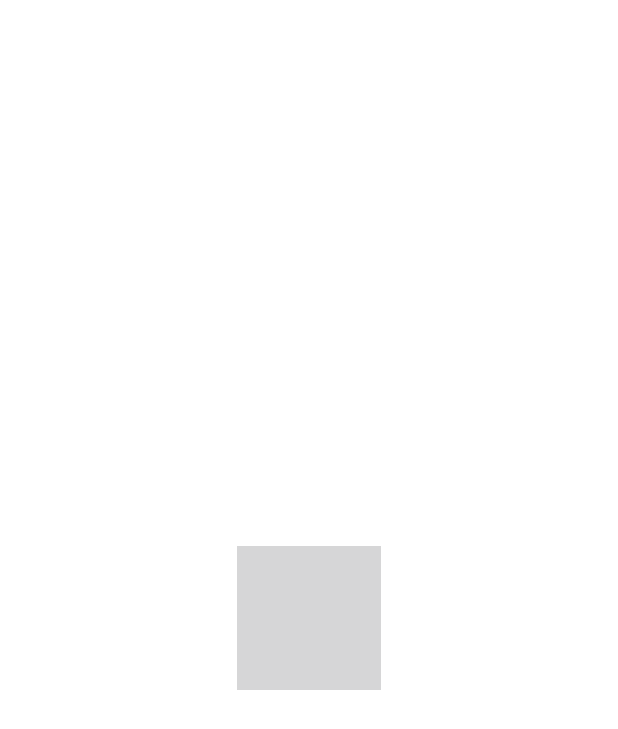
After one commit to dannyko22/ChineseEnglishTravelHandbook, an Android app: the SplashScreenActivity screen opened directly, with no data from a screen before it, on a phone screen of 412 x 824 dp. The commit adds this screen. Shown: the top 729 px of the screen. Run offline under Robolectric (Android 15) with nearby library versions, the phone set to English and light mode, and no system bars; 1 statement that could not run was skipped.

Commit message:
added splashscreen

```diff
--- a/app/build.gradle
+++ b/app/build.gradle
@@ -15,8 +15,8 @@ android {
         applicationId "com.chineseenglishtravelhandbook"
         minSdkVersion 21
         targetSdkVersion 24
-        versionCode 2
-        versionName "2.0"
+        versionCode 6
+        versionName "6.0"
         testInstrumentationRunner "android.support.test.runner.AndroidJUnitRunner"
         multiDexEnabled true
     }
@@ -40,6 +40,7 @@ dependencies {
     compile 'com.google.android.gms:play-services-analytics:9.6.1'
     compile 'com.android.support:support-v4:24.2.1'
     testCompile 'junit:junit:4.12'
+    compile 'io.github.kobakei:ratethisapp:1.1.1'
 }
 
 
--- a/app/src/main/java/com/chineseenglishtravelhandbook/CategoryPhrasesActivity.java
+++ b/app/src/main/java/com/chineseenglishtravelhandbook/CategoryPhrasesActivity.java
@@ -37,7 +37,7 @@ public class CategoryPhrasesActivity extends AppCompatActivity {
         this.getWindow().setFlags(WindowManager.LayoutParams.FLAG_FULLSCREEN, WindowManager.LayoutParams.FLAG_FULLSCREEN);
         setContentView(R.layout.activity_category_phrases);
 
-        initializeAdNetwork();
+        //initializeAdNetwork();
 
         getSupportActionBar().setDisplayHomeAsUpEnabled(true);
         getSupportActionBar().setDisplayShowHomeEnabled(true);
--- /dev/null
+++ b/app/src/main/java/com/chineseenglishtravelhandbook/SplashScreenActivity.java
@@ -0,0 +1,23 @@
+package com.chineseenglishtravelhandbook;
+
+import android.content.Intent;
+import android.os.Bundle;
+import android.support.v7.app.AppCompatActivity;
+
+/**
+ * Created by Danny on 23/01/2017.
+ */
+
+public class SplashScreenActivity extends AppCompatActivity {
+
+    @Override
+    public void onCreate(Bundle bundle) {
+        super.onCreate(bundle);
+
+        Intent intent = new Intent(this, MainActivity.class);
+        startActivity(intent);
+        finish();
+    }
+
+
+}
--- /dev/null
+++ b/app/src/main/res/drawable/background_splash.xml
@@ -0,0 +1,13 @@
+<?xml version="1.0" encoding="utf-8"?>
+<layer-list xmlns:android="http://schemas.android.com/apk/res/android">
+
+    <item
+        android:drawable="@android:color/white"/>
+
+    <item>
+        <bitmap
+            android:gravity="center"
+            android:src="@drawable/splashlogo"/>
+    </item>
+
+</layer-list>
--- a/app/src/main/res/menu/activity_main_drawer.xml
+++ b/app/src/main/res/menu/activity_main_drawer.xml
@@ -9,7 +9,7 @@
         <item
             android:id="@+id/settingsdrawer"
             android:icon="@drawable/settingpic"
-            android:title="Settings" />
+            android:title="@string/action_settings" />
     </group>
 
     <item android:title="Communicate">
--- a/app/src/main/res/menu/main.xml
+++ b/app/src/main/res/menu/main.xml
@@ -9,7 +9,7 @@
     <item
         android:id="@+id/settingstoolbar"
         android:orderInCategory="100"
-        android:title="Settings"
+        android:title="@string/action_settings"
         app:showAsAction="never" />
 
 </menu>
--- a/app/src/main/res/values/styles.xml
+++ b/app/src/main/res/values/styles.xml
@@ -17,4 +17,8 @@
 
     <style name="AppTheme.PopupOverlay" parent="ThemeOverlay.AppCompat.Light" />
 
+    <style name="SplashTheme" parent="Theme.AppCompat.NoActionBar">
+        <item name="android:windowBackground">@drawable/background_splash</item>
+    </style>
+
 </resources>
```
Also changed, not shown: app/src/main/AndroidManifest.xml (+9 -2 lines), app/src/main/java/com/chineseenglishtravelhandbook/MainActivity.java (+9 -0 lines), 1 other file.
